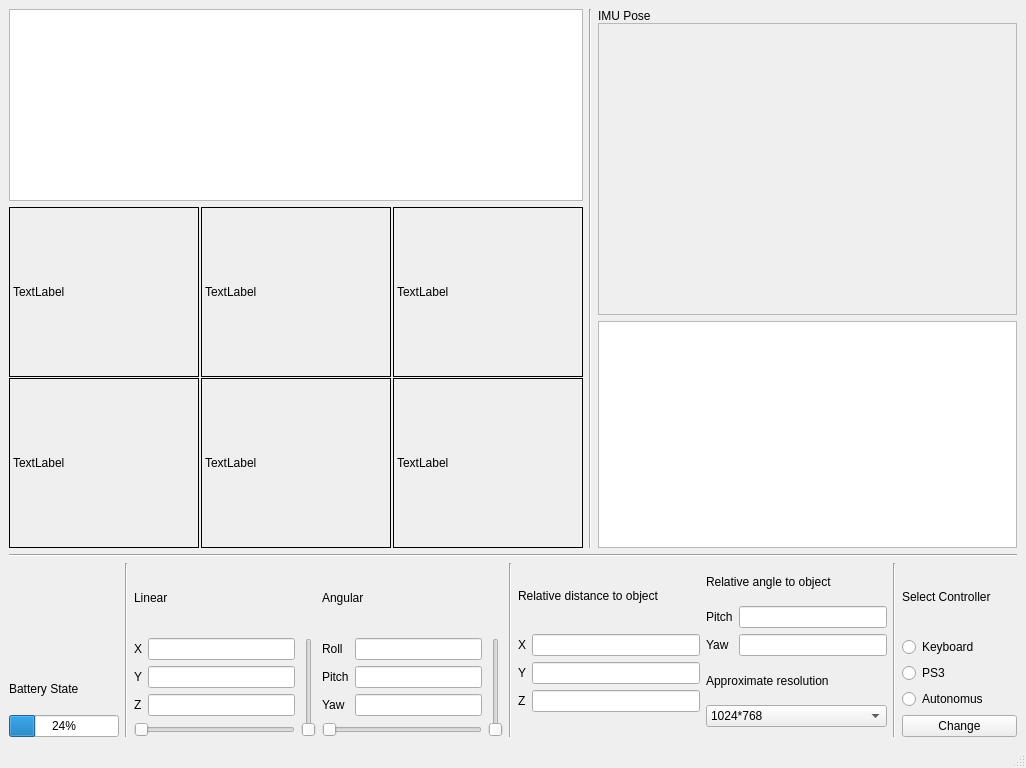
This is UI/QT design/no_imu_gr_resizable.ui in mcgill-robotics-archive/auv-2014 as Qt 5 draws it before an edit. The edited form follows.
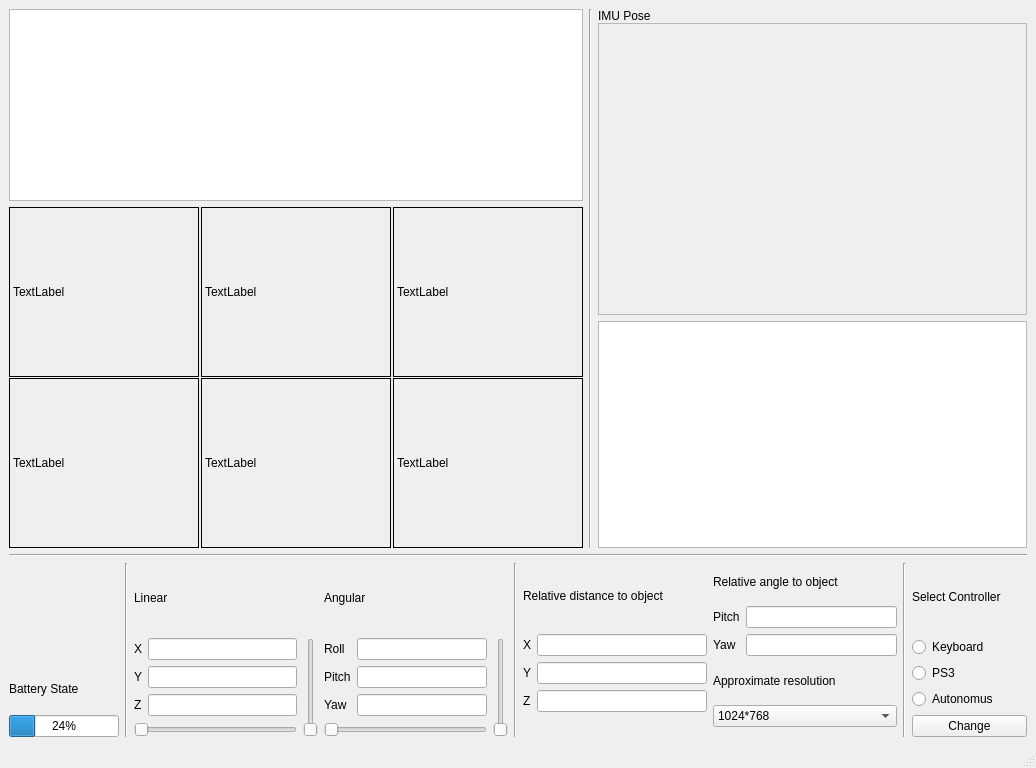
This is the edited form. Icons and pictures are not drawn. Custom widgets are drawn as their Qt base class.

The edit to the form file:
```diff
--- a/UI/QT design/no_imu_gr_resizable.ui
+++ b/UI/QT design/no_imu_gr_resizable.ui
@@ -6,7 +6,7 @@
    <rect>
     <x>0</x>
     <y>0</y>
-    <width>1024</width>
+    <width>1036</width>
     <height>768</height>
    </rect>
   </property>
```
Left out of the diff: 19 changed lines with no effect on the pictures.
